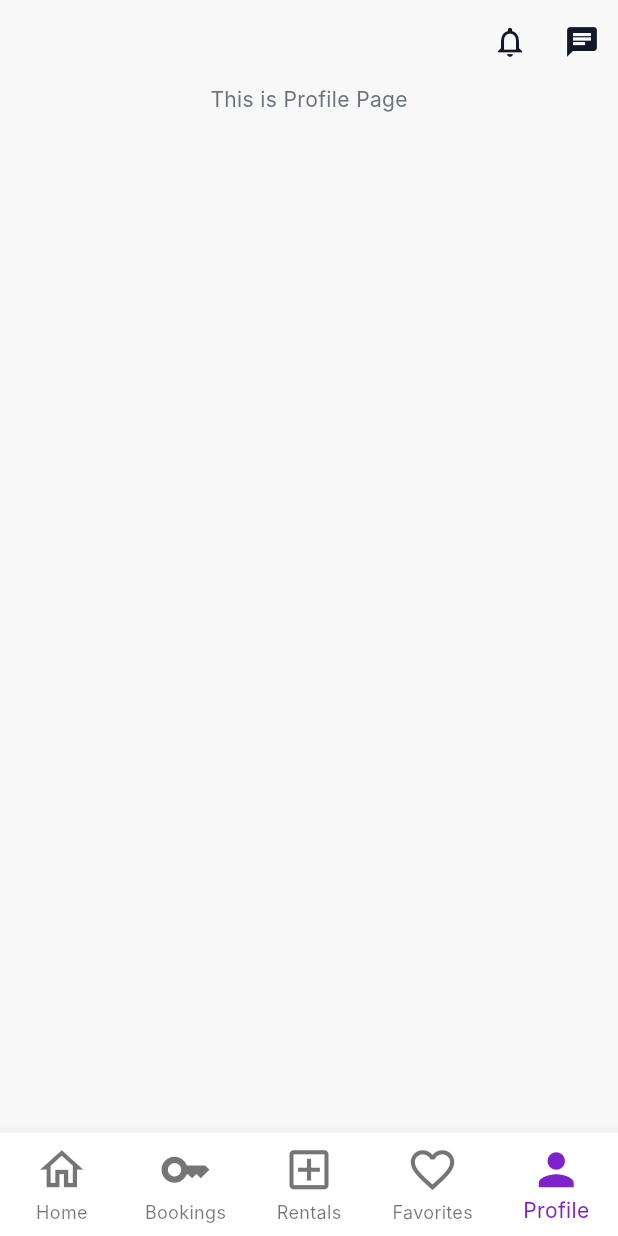
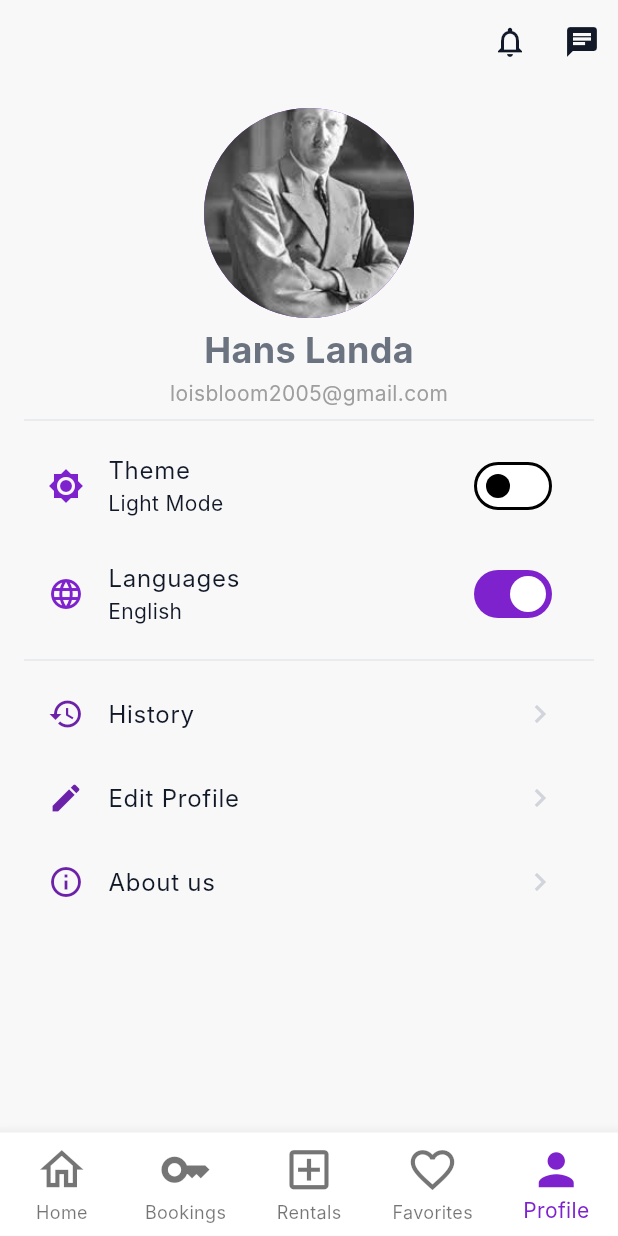
Before and after one commit to Mohakerdi/AlMekhtar, a Flutter app: the screen it shows after launch, item 5 of the bottom bar chosen, on a phone screen of 412 x 824 dp. Run offline on Flutter 3.47's test engine with Material 3 defaults, Android fonts, the light colour scheme and no system bars; Roboto replaces fonts that are missing (Inter).

Commit message:
built profile screen ,with its subscreens, and its widgets

```diff
--- /dev/null
+++ b/lib/Features/user/profile/screens/About us/screens/about_us_screen.dart
@@ -0,0 +1,20 @@
+// file: about_us_screen.dart
+
+import 'package:flutter/material.dart';
+import 'package:mabeet/Features/user/profile/screens/About%20us/widgets/about_us_details.dart';
+
+class AboutUsScreen extends StatelessWidget {
+  const AboutUsScreen({super.key});
+
+  @override
+  Widget build(BuildContext context) {
+    return Scaffold(
+      appBar: AppBar(
+        title: const Text('About us'),
+        backgroundColor: Theme.of(context).colorScheme.inversePrimary,
+      ),
+      // The body now uses the new, separate widget
+      body: const AboutUsShowDetails(),
+    );
+  }
+}
--- /dev/null
+++ b/lib/Features/user/profile/screens/main_profile/screens/profile_screen.dart
@@ -0,0 +1,164 @@
+import 'package:flutter/material.dart';
+import 'package:mabeet/Features/user/profile/screens/About%20us/screens/about_us_screen.dart';
+import 'package:mabeet/Features/user/profile/screens/Editprofile/screens/edit_profile_screen.dart';
+import 'package:mabeet/Features/user/profile/screens/history/screens/history_screen.dart';
+import 'package:mabeet/core/theme/app_colors.dart';
+import 'package:mabeet/core/theme/text_styles.dart';
+import 'package:mabeet/Features/user/profile/screens/main_profile/widgets/profile_section_header.dart';
+import 'package:mabeet/Features/user/profile/screens/main_profile/widgets//profile_navigation_tile.dart';
+
+class ProfileScreen extends StatefulWidget {
+  const ProfileScreen({super.key});
+
+  @override
+  State<ProfileScreen> createState() => _ProfileScreenState();
+}
+
+class _ProfileScreenState extends State<ProfileScreen> {
+  // State for the sliding toggles
+  bool _isDarkTheme = false;
+  bool _isEnglish =
+      true; // Simulating language switch (e.g., English vs Spanish)
+
+  // Helper function for navigation
+  void _navigateTo(String title) {
+    Widget screen; // This will hold the screen widget we want to navigate to.
+
+    // Use a switch statement to choose the correct screen.
+    switch (title) {
+      case 'History':
+        screen = const HistoryScreen();
+        break;
+      case 'Edit Profile':
+        screen = const EditProfileScreen();
+        break;
+      case 'About us':
+        screen = const AboutUsScreen();
+        break;
+      default:
+        // If the title is unknown, we do nothing.
+        return;
+    }
+
+    // Use Navigator.push to show the selected screen.
+    Navigator.push(context, MaterialPageRoute(builder: (context) => screen));
+  }
+
+  // Helper function for the Sign Out button
+  void _signOut() {
+    // In a real app, you would implement your Firebase/other auth sign-out logic here.
+    ScaffoldMessenger.of(context).showSnackBar(
+      const SnackBar(content: Text('User signed out successfully! (Demo)')),
+    );
+  }
+
+  @override
+  Widget build(BuildContext context) {
+    return Scaffold(
+      body: SingleChildScrollView(
+        padding: const EdgeInsets.all(16.0),
+        child: Column(
+          crossAxisAlignment: CrossAxisAlignment.stretch,
+          children: [
+            Column(
+              children: const [
+                CircleAvatar(
+                  radius: 70,
+
+                  backgroundImage: AssetImage('assets/images/appprofile.jpg'),
+                ),
+                SizedBox(height: 4),
+                Text(
+                  'Hans Landa',
+                  style: TextStyle(fontSize: 24, fontWeight: FontWeight.bold),
+                ),
+                SizedBox(height: 2),
+                Text(
+                  'loisbloom2005@gmail.com',
+                  style: TextStyle(fontSize: 14, color: Colors.grey),
+                ),
+              ],
+            ),
+
+            const Divider(),
+
+            // 2. Theme Toggle (تبقى هنا لأنها تستخدم setState)
+            SwitchListTile(
+              secondary: Icon(
+                _isDarkTheme ? Icons.brightness_4 : Icons.brightness_7,
+                color: Theme.of(context).colorScheme.primary,
+              ),
+              title: const Text('Theme'),
+              subtitle: Text(_isDarkTheme ? 'Dark Mode' : 'Light Mode'),
+              value: _isDarkTheme,
+              onChanged: (bool value) {
+                setState(() {
+                  _isDarkTheme = value;
+                });
+              },
+            ),
+
+            // 3. Languages Toggle (تبقى هنا لأنها تستخدم setState)
+            SwitchListTile(
+              secondary: Icon(
+                Icons.language,
+                color: Theme.of(context).colorScheme.primary,
+              ),
+              title: const Text('Languages'),
+              subtitle: Text(_isEnglish ? 'English' : 'Arabic'),
+              value: _isEnglish,
+              onChanged: (bool value) {
+                setState(() {
+                  _isEnglish = value;
+                });
+              },
+            ),
+
+            const Divider(),
+
+            // 4. History (استخدام المكون الجديد)
+            ProfileNavigationTile(
+              title: 'History',
+              icon: Icons.history,
+              onTap: () => _navigateTo('History'),
+            ),
+
+            // 5. Edit Profile (استخدام المكون الجديد)
+            ProfileNavigationTile(
+              title: 'Edit Profile',
+              icon: Icons.edit,
+              onTap: () => _navigateTo('Edit Profile'),
+            ),
+
+            // 6. About us (استخدام المكون الجديد)
+            ProfileNavigationTile(
+              title: 'About us',
+              icon: Icons.info_outline,
+              onTap: () => _navigateTo('About us'),
+            ),
+
+            const SizedBox(height: 175),
+
+            // 7. Sign Out Button
+            Padding(
+              padding: const EdgeInsets.symmetric(horizontal: 10.0),
+              child: ElevatedButton.icon(
+                onPressed: _signOut,
+                icon: const Icon(Icons.logout),
+                label: const Text('Sign Out', style: TextStyle(fontSize: 18)),
+                style: ElevatedButton.styleFrom(
+                  padding: const EdgeInsets.symmetric(vertical: 12),
+                  // Custom color for visibility
+                  foregroundColor: Colors.white,
+                  shape: RoundedRectangleBorder(
+                    borderRadius: BorderRadius.circular(40),
+                  ),
+                ),
+              ),
+            ),
+          ],
+        ),
+      ),
+    );
+  }
+}
--- /dev/null
+++ b/lib/Features/user/profile/screens/main_profile/widgets/profile_navigation_tile.dart
@@ -0,0 +1,26 @@
+import 'package:flutter/material.dart';
+import 'package:mabeet/core/theme/app_colors.dart';
+import 'package:mabeet/core/theme/text_styles.dart';
+
+class ProfileNavigationTile extends StatelessWidget {
+  final String title;
+  final IconData icon;
+  final VoidCallback onTap;
+
+  const ProfileNavigationTile({
+    super.key,
+    required this.title,
+    required this.icon,
+    required this.onTap,
+  });
+
+  @override
+  Widget build(BuildContext context) {
+    return ListTile(
+      leading: Icon(icon, color: AppColors.primary800),
+      title: Text(title),
+      trailing: const Icon(Icons.chevron_right, color: AppColors.gray300),
+      onTap: onTap,
+    );
+  }
+}
--- a/lib/Features/user/profile/screens/profile_screen.dart
+++ /dev/null
@@ -1,14 +0,0 @@
-import 'package:flutter/material.dart';
-
-class ProfileScreen extends StatelessWidget {
-  const ProfileScreen({super.key});
-
-  @override
-  Widget build(BuildContext context) {
-    return const Scaffold(
-      body: SingleChildScrollView(
-        child: Center(child: Text('This is Profile Page')),
-      ),
-    );
-  }
-}
--- a/pubspec.yaml
+++ b/pubspec.yaml
@@ -34,6 +34,8 @@ dependencies:
   # The following adds the Cupertino Icons font to your application.
   # Use with the CupertinoIcons class for iOS style icons.
   cupertino_icons: ^1.0.8
+  init: ^1.0.0
+  intl: ^0.20.2
 
 dev_dependencies:
   flutter_test:
@@ -58,8 +60,8 @@ flutter:
   uses-material-design: true
 
   # To add assets to your application, add an assets section, like this:
-  # assets:
-  #   - images/a_dot_burr.jpeg
+  assets:
+    - assets/images/
   #   - images/a_dot_ham.jpeg
 
   # An image asset can refer to one or more resolution-specific "variants", see
```
Also changed, not shown: lib/Features/user/home/screens/tabs.dart (+13 -9 lines), lib/Features/user/profile/screens/About us/widgets/about_us_details.dart (added, +27 -0 lines), lib/Features/user/profile/screens/Editprofile/screens/edit_profile_screen.dart (added, +20 -0 lines), lib/Features/user/profile/screens/Editprofile/widgets/edit_profiledetails.dart (added, +154 -0 lines), lib/Features/user/profile/screens/history/screens/history_screen.dart (added, +21 -0 lines), lib/Features/user/profile/screens/history/widgets/history_showdetails.dart (added, +37 -0 lines), lib/Features/user/profile/screens/main_profile/widgets/profile_section_header.dart (added, +28 -0 lines), assets/images/appprofile.jpg (added), pubspec.lock.
